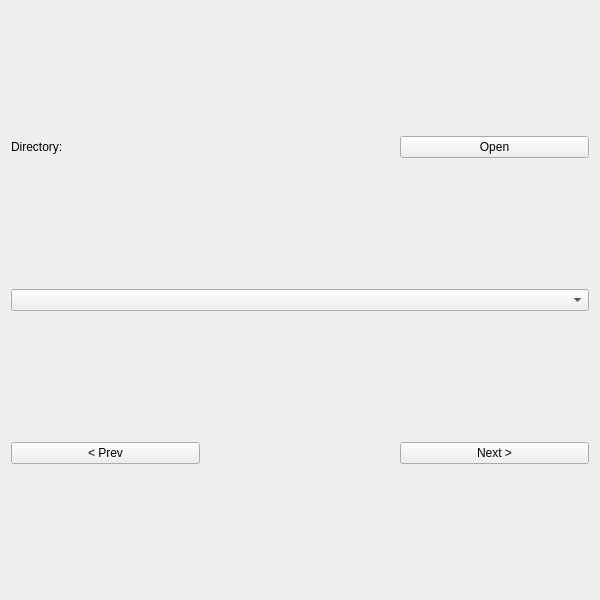
Above: ui/patient.ui from Somhammer/ProtonTherapy before the change. Below: the same form after it.
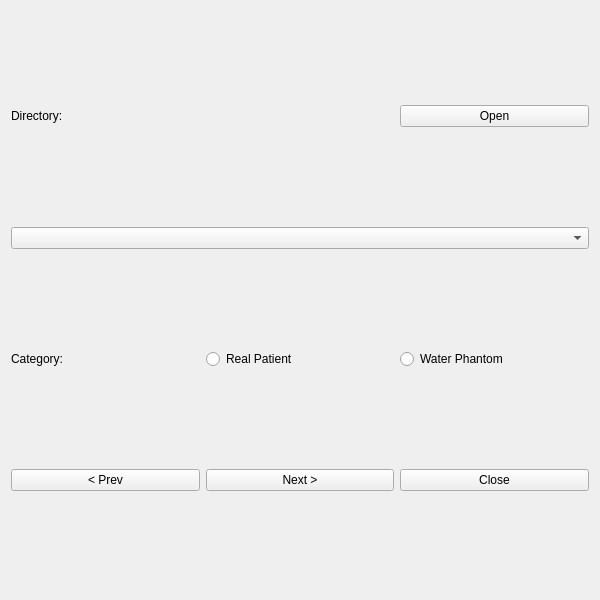
That is the form after the change. Icons and pictures are not drawn.

Commit message: Update Patient window and drawing

```diff
--- a/ui/patient.ui
+++ b/ui/patient.ui
@@ -18,6 +18,23 @@
     <normaloff>../icons/ncc.png</normaloff>../icons/ncc.png</iconset>
   </property>
   <layout class="QGridLayout" name="gridLayout_2">
+   <item row="6" column="1">
+    <widget class="QPushButton" name="pushNext">
+     <property name="text">
+      <string>Next &gt;</string>
+     </property>
+    </widget>
+   </item>
+   <item row="6" column="0">
+    <widget class="QPushButton" name="pushPrev">
+     <property name="text">
+      <string>&lt; Prev</string>
+     </property>
+    </widget>
+   </item>
+   <item row="4" column="0" colspan="3">
+    <layout class="QGridLayout" name="gridLayout"/>
+   </item>
    <item row="0" column="0" colspan="2">
     <widget class="QLabel" name="labelDir">
      <property name="text">
@@ -25,20 +42,6 @@
      </property>
     </widget>
    </item>
-   <item row="5" column="0">
-    <widget class="QPushButton" name="pushPrev">
-     <property name="text">
-      <string>&lt; Prev</string>
-     </property>
-    </widget>
-   </item>
-   <item row="5" column="2">
-    <widget class="QPushButton" name="pushNext">
-     <property name="text">
-      <string>Next &gt;</string>
-     </property>
-    </widget>
-   </item>
    <item row="2" column="0" colspan="3">
     <widget class="QComboBox" name="comboFiles"/>
    </item>
@@ -49,8 +52,33 @@
      </property>
     </widget>
    </item>
-   <item row="3" column="0" colspan="3">
-    <layout class="QGridLayout" name="gridLayout"/>
+   <item row="6" column="2">
+    <widget class="QPushButton" name="pushClose">
+     <property name="text">
+      <string>Close</string>
+     </property>
+    </widget>
+   </item>
+   <item row="3" column="2">
+    <widget class="QRadioButton" name="radioWater">
+     <property name="text">
+      <string>Water Phantom</string>
+     </property>
+    </widget>
+   </item>
+   <item row="3" column="1">
+    <widget class="QRadioButton" name="radioReal">
+     <property name="text">
+      <string>Real Patient</string>
+     </property>
+    </widget>
+   </item>
+   <item row="3" column="0">
+    <widget class="QLabel" name="labelKind">
+     <property name="text">
+      <string>Category:</string>
+     </property>
+    </widget>
    </item>
   </layout>
  </widget>
```
The commit also changes 4 other files.
